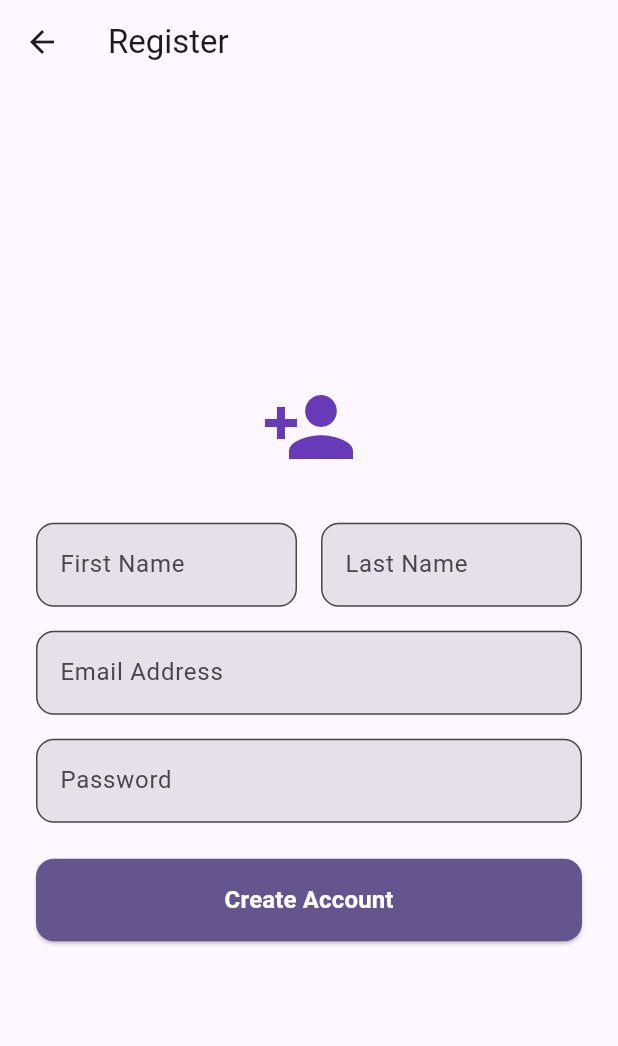
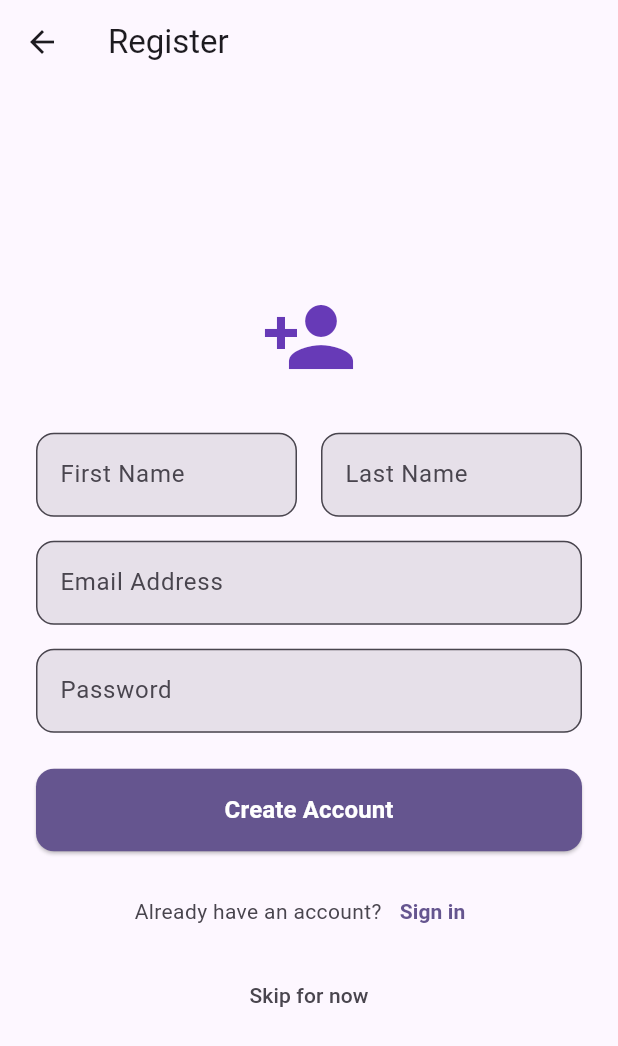
Before and after one commit to Edumynt-Org/edulibapp, a Flutter app: the RegisterPage screen opened directly, on a phone screen of 412 x 824 dp. Shown: the top 1046 px of the screen. Run offline on Flutter 3.47's test engine with Material 3 defaults, Android fonts, the phone set to English and light mode, and no system bars; our stand-ins replace fl_chart, flutter_markdown, flutter_secure_storage, just_audio, shared_preferences; missing offline and left inert: powersync; accounts and stored records are empty; statements that could not run were skipped.

Commit message:
Fix password reset and add skip button

```diff
--- a/lib/presentation/pages/login_page.dart
+++ b/lib/presentation/pages/login_page.dart
@@ -178,6 +178,11 @@ class _LoginPageState extends State<LoginPage> {
                     ),
                   ],
                 ),
+                const SizedBox(height: 8),
+                TextButton(
+                  onPressed: () => Navigator.of(context).pop(),
+                  child: Text('Skip for now', style: TextStyle(color: Theme.of(context).colorScheme.onSurfaceVariant)),
+                ),
               ],
             ),
           ),
--- a/lib/presentation/registration_form.dart
+++ b/lib/presentation/registration_form.dart
@@ -115,6 +115,24 @@ class _RegistrationFormState extends State<RegistrationForm> {
             ),
             child: const Text('Create Account', style: TextStyle(fontSize: 16, fontWeight: FontWeight.bold)),
           ),
+          const SizedBox(height: 16),
+          Row(
+            mainAxisAlignment: MainAxisAlignment.center,
+            children: [
+              Text('Already have an account?', style: TextStyle(color: Theme.of(context).colorScheme.onSurfaceVariant)),
+              TextButton(
+                onPressed: () => Navigator.of(context).pop(),
+                child: const Text('Sign in', style: TextStyle(fontWeight: FontWeight.bold)),
+              ),
+            ],
+          ),
+          const SizedBox(height: 8),
+          TextButton(
+            onPressed: () {
+              Navigator.of(context).popUntil((route) => route.isFirst);
+            },
+            child: Text('Skip for now', style: TextStyle(color: Theme.of(context).colorScheme.onSurfaceVariant)),
+          ),
         ],
       ),
     );
```
